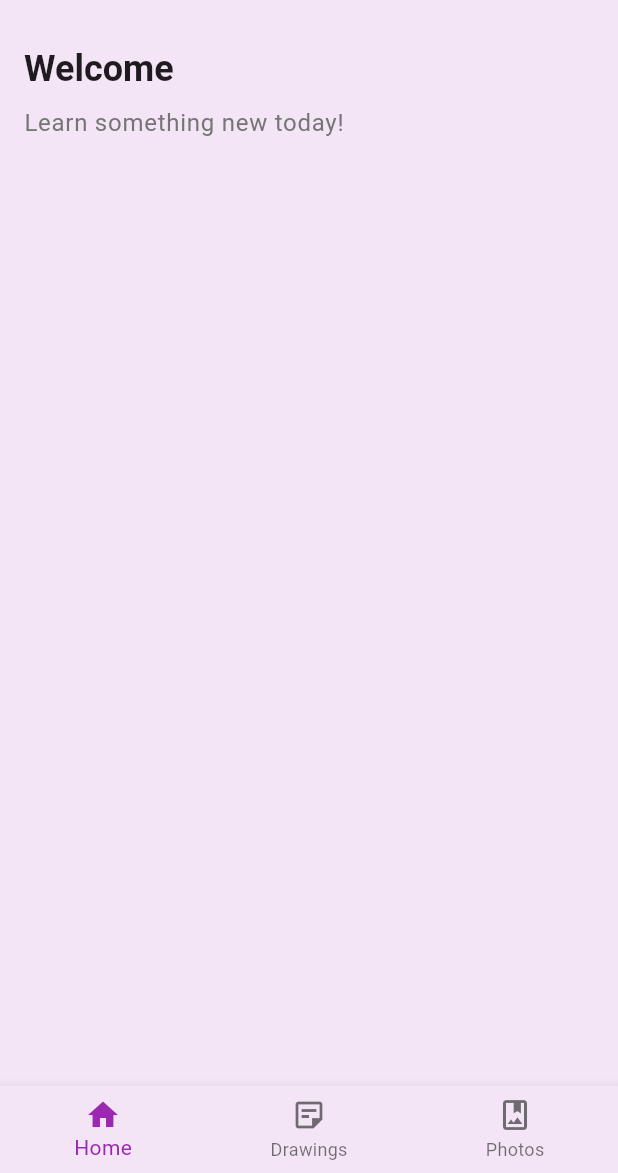
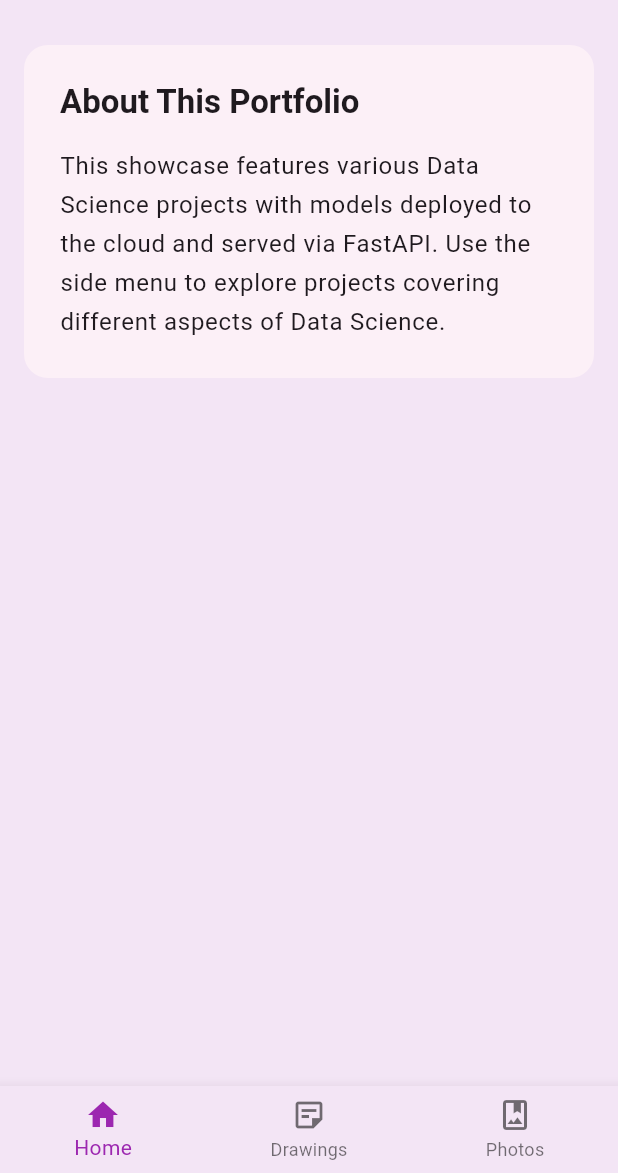
Before and after one commit to Asif-shah786/ai_portfolio_projects, a Flutter app: the screen it shows after launch, on a phone screen of 412 x 824 dp, the part 63-1236 px from its top. Run offline on Flutter 3.47's test engine with Material 3 defaults, Android fonts, the phone set to English and light mode, and no system bars; our stand-ins replace dio, equatable, flutter_bloc, flutter_hooks, get_it, go_router and 2 more.

Commit message:
project-1 ui, bloc and service

```diff
--- a/lib/features/home/home_view.dart
+++ b/lib/features/home/home_view.dart
@@ -7,35 +7,44 @@ class Home extends HookWidget {
   @override
   Widget build(BuildContext context) {
     return Scaffold(
-      body: SafeArea(
-        child: ListView(
-          padding: const EdgeInsets.all(16),
-          children: [
-            _buildWelcomeSection(context),
-          ],
+      body: _buildInfoSection(context),
+    );
+  }
+
+  Widget _buildInfoSection(BuildContext context) {
+    return Padding(
+      padding: const EdgeInsets.all(12.0),
+      child: Card(
+        elevation: 0,
+        shape: RoundedRectangleBorder(
+          borderRadius: BorderRadius.circular(16),
+        ),
+        child: Container(
+          decoration: BoxDecoration(
+            borderRadius: BorderRadius.circular(16),
+          ),
+          padding: const EdgeInsets.all(24),
+          child: Column(
+            crossAxisAlignment: CrossAxisAlignment.start,
+            mainAxisSize: MainAxisSize.min,
+            children: [
+              Text(
+                "About This Portfolio",
+                style: Theme.of(context).textTheme.titleLarge?.copyWith(
+                      fontWeight: FontWeight.bold,
+                    ),
+              ),
+              const SizedBox(height: 16),
+              Text(
+                "This showcase features various Data Science projects with models deployed to the cloud and served via FastAPI. Use the side menu to explore projects covering different aspects of Data Science.",
+                style: Theme.of(context).textTheme.bodyLarge?.copyWith(
+                      height: 1.6,
+                    ),
+              ),
+            ],
+          ),
         ),
       ),
     );
   }
-
-  Widget _buildWelcomeSection(BuildContext context) {
-    return Column(
-      crossAxisAlignment: CrossAxisAlignment.start,
-      children: [
-        Text(
-          "Welcome",
-          style: Theme.of(context).textTheme.headlineSmall?.copyWith(
-                fontWeight: FontWeight.bold,
-              ),
-        ),
-        const SizedBox(height: 8),
-        Text(
-          "Learn something new today!",
-          style: Theme.of(context).textTheme.bodyLarge?.copyWith(
-                color: Colors.grey[600],
-              ),
-        ),
-      ],
-    );
-  }
 }
--- a/lib/main.dart
+++ b/lib/main.dart
@@ -1,4 +1,8 @@
+import 'package:ai_portfolio_projects/features/employee_productivity/bloc/emplyee_productivity_bloc.dart';
+import 'package:ai_portfolio_projects/features/employee_productivity/employee_productivity_view.dart';
+import 'package:ai_portfolio_projects/libraries/productivity_service.dart';
 import 'package:flutter/material.dart';
+import 'package:flutter_bloc/flutter_bloc.dart';
 import 'package:go_router/go_router.dart';
 import 'features/home/home_view.dart';
 import 'injection.dart';
@@ -17,14 +21,13 @@ class MyApp extends StatelessWidget {
   Widget build(BuildContext context) {
     return MaterialApp.router(
       routerConfig: _router,
-      title: 'Learn Flow',
+      title: 'AI Portfolio Project',
       theme: ThemeData(
         colorScheme: ColorScheme.fromSeed(
           seedColor: Colors.purple,
           primary: Colors.purple,
           secondary: Color(0xFF1a237e), // Dark blue
           surface: Colors.purple.shade50,
-          background: Color(0xFF1a237e).withOpacity(0.1),
           onPrimary: Colors.white,
           onSecondary: Colors.white,
           error: Colors.red.shade700,
@@ -43,6 +46,7 @@ class MyApp extends StatelessWidget {
 
 final _rootNavigatorKey = GlobalKey<NavigatorState>();
 final _homeNavigatorKey = GlobalKey<NavigatorState>();
+final _employeeProductivityNavigatorKey = GlobalKey<NavigatorState>();
 
 final _router = GoRouter(
   // https://pub.dev/documentation/go_router/latest/go_router/ShellRoute-class.html
@@ -53,7 +57,12 @@ final _router = GoRouter(
   routes: [
     StatefulShellRoute.indexedStack(
       builder: (context, state, navigationShell) {
-        return MainScreen(navigationShell: navigationShell);
+        return MultiBlocProvider(
+          providers: [
+            BlocProvider<EmplyeeProductivityBloc>(create: (BuildContext context) => getIt<EmplyeeProductivityBloc>()),
+          ],
+          child: MainScreen(navigationShell: navigationShell),
+        );
       },
       branches: [
         StatefulShellBranch(
@@ -63,6 +72,22 @@ final _router = GoRouter(
                 path: '/home',
                 builder: (context, state) {
                   return Home();
+                }),
+          ],
+        ),
+        StatefulShellBranch(
+          navigatorKey: _employeeProductivityNavigatorKey,
+          routes: [
+            GoRoute(
+                path: '/employee-productivity',
+                builder: (context, state) {
+                  return MultiBlocProvider(
+                    providers: [
+                      BlocProvider<EmplyeeProductivityBloc>(
+                          create: (BuildContext context) => getIt<EmplyeeProductivityBloc>()),
+                    ],
+                    child: EmployeeProductivityView(),
+                  );
                 }),
           ],
         ),
--- a/lib/main_screen.dart
+++ b/lib/main_screen.dart
@@ -107,7 +107,7 @@ class _NonCompactLayoutState extends State<_NonCompactLayout> with AutomaticKeep
     super.build(context);
     return Scaffold(
       appBar: AppBar(
-        title: const Text('Title'),
+        title: const Text('Machine Learning Portfolio'),
       ),
       body: Row(
         children: [
@@ -124,12 +124,12 @@ class _NonCompactLayoutState extends State<_NonCompactLayout> with AutomaticKeep
               NavigationRailDestination(
                 icon: Icon(Icons.home_outlined),
                 selectedIcon: Icon(Icons.home),
-                label: Text('Tasks'),
+                label: Text('Home'),
               ),
               NavigationRailDestination(
                 icon: Icon(Icons.sticky_note_2_outlined),
                 selectedIcon: Icon(Icons.sticky_note_2),
-                label: Text('Goals'),
+                label: Text('Project-1'),
               ),
               NavigationRailDestination(
                 icon: Icon(Icons.photo_album_outlined),
```
Also changed, not shown: lib/features/employee_productivity/bloc/emplyee_productivity_bloc.dart (added, +26 -0 lines), lib/features/employee_productivity/bloc/emplyee_productivity_event.dart (added, +14 -0 lines), lib/features/employee_productivity/bloc/emplyee_productivity_state.dart (added, +27 -0 lines), lib/features/employee_productivity/employee_productivity_view.dart (added, +188 -0 lines), lib/libraries/productivity_service.dart (added, +50 -0 lines), lib/models/productivity_sample_model.dart (added, +120 -0 lines), lib/injection.config.dart.
